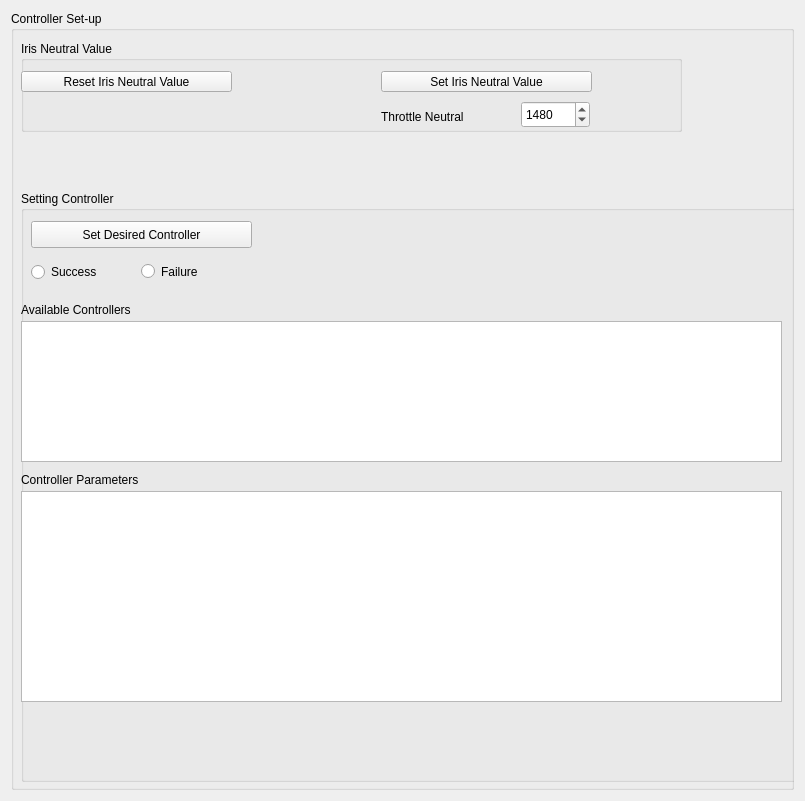
First picture: the form in gui/src/gui/ChooseController.ui, repository massimilianop/sml_under_development, before the edit.
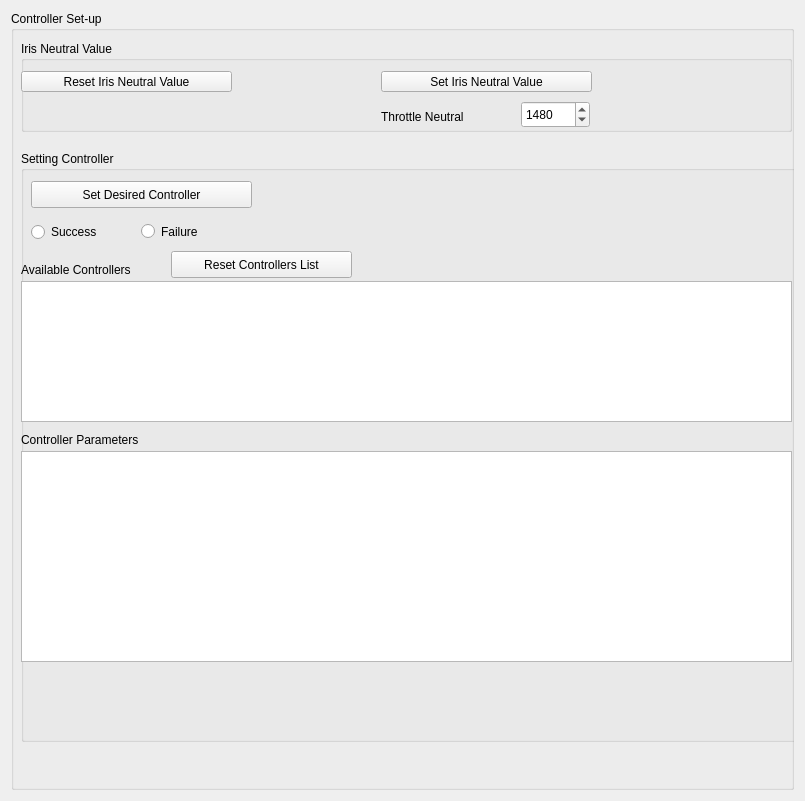
Second picture: the form after the edit.

Commit message: changing double integrator controllers, still not completed

Patch:
```diff
--- a/gui/src/gui/ChooseController.ui
+++ b/gui/src/gui/ChooseController.ui
@@ -33,7 +33,7 @@
        <rect>
         <x>10</x>
         <y>30</y>
-        <width>661</width>
+        <width>771</width>
         <height>91</height>
        </rect>
       </property>
@@ -115,7 +115,7 @@
       <property name="geometry">
        <rect>
         <x>10</x>
-        <y>180</y>
+        <y>140</y>
         <width>781</width>
         <height>591</height>
        </rect>
@@ -167,7 +167,7 @@
         <rect>
          <x>0</x>
          <y>130</y>
-         <width>761</width>
+         <width>771</width>
          <height>141</height>
         </rect>
        </property>
@@ -177,7 +177,7 @@
         <rect>
          <x>0</x>
          <y>300</y>
-         <width>761</width>
+         <width>771</width>
          <height>211</height>
         </rect>
        </property>
@@ -208,6 +208,19 @@
         <string>Available Controllers</string>
        </property>
       </widget>
+      <widget class="QPushButton" name="ResetControllersList">
+       <property name="geometry">
+        <rect>
+         <x>150</x>
+         <y>100</y>
+         <width>181</width>
+         <height>27</height>
+        </rect>
+       </property>
+       <property name="text">
+        <string>Reset Controllers List</string>
+       </property>
+      </widget>
      </widget>
     </widget>
    </item>
```
The commit also changes 9 other files.
